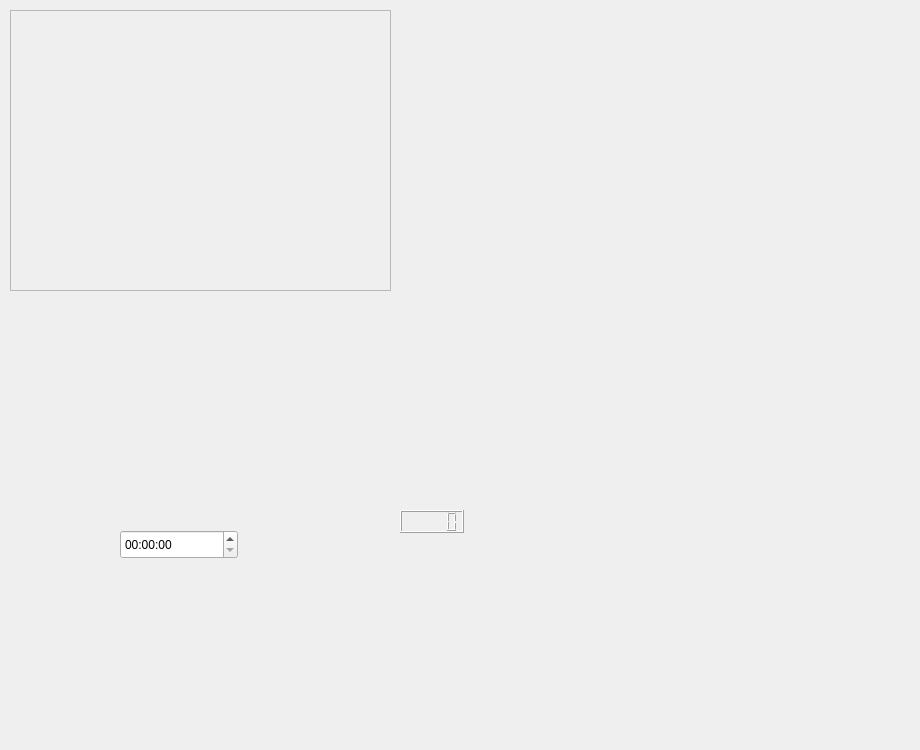
First picture: the form in sporttimer.ui, repository Racalniog/QTAppAlfaExercises, before the edit.
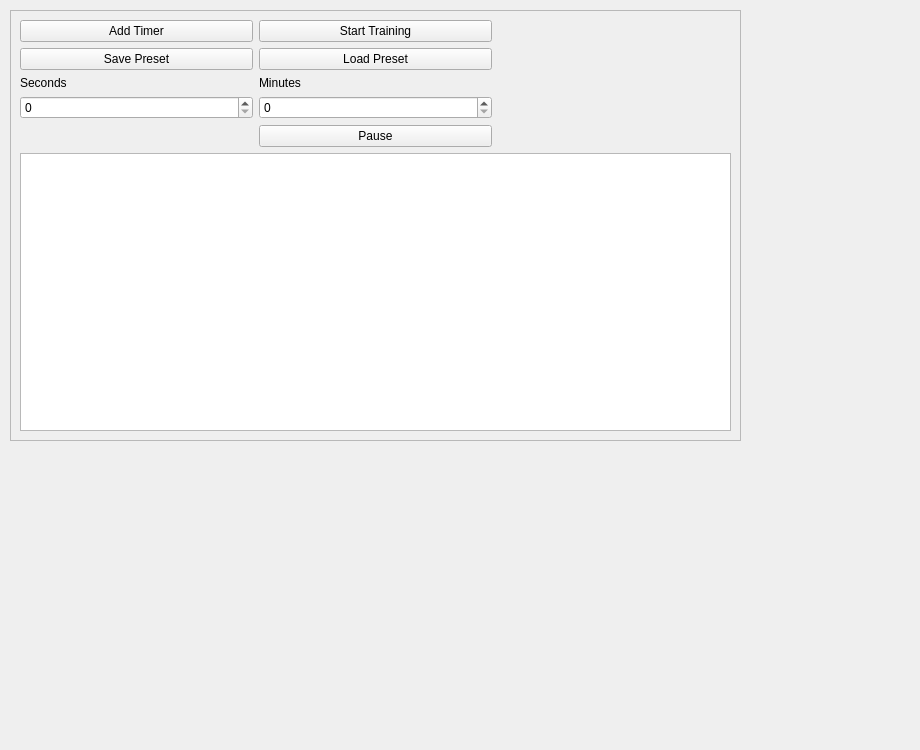
Second picture: the form after the edit.

Commit message: added sporttimer prototype load and save preset WIP

Patch:
```diff
--- a/sporttimer.ui
+++ b/sporttimer.ui
@@ -18,8 +18,8 @@
     <rect>
      <x>10</x>
      <y>10</y>
-     <width>381</width>
-     <height>281</height>
+     <width>731</width>
+     <height>431</height>
     </rect>
    </property>
    <property name="frameShape">
@@ -28,26 +28,66 @@
    <property name="frameShadow">
     <enum>QFrame::Raised</enum>
    </property>
-  </widget>
-  <widget class="QTimeEdit" name="timeEdit">
-   <property name="geometry">
-    <rect>
-     <x>120</x>
-     <y>530</y>
-     <width>118</width>
-     <height>29</height>
-    </rect>
-   </property>
-  </widget>
-  <widget class="QLCDNumber" name="lcdNumber">
-   <property name="geometry">
-    <rect>
-     <x>400</x>
-     <y>510</y>
-     <width>64</width>
-     <height>23</height>
-    </rect>
-   </property>
+   <layout class="QGridLayout" name="gridLayout">
+    <item row="2" column="0">
+     <widget class="QLabel" name="label">
+      <property name="text">
+       <string>Seconds</string>
+      </property>
+     </widget>
+    </item>
+    <item row="4" column="1">
+     <widget class="QSpinBox" name="minutesSpinBox"/>
+    </item>
+    <item row="0" column="0">
+     <widget class="QPushButton" name="addTimerButton">
+      <property name="text">
+       <string>Add Timer</string>
+      </property>
+     </widget>
+    </item>
+    <item row="4" column="0">
+     <widget class="QSpinBox" name="secondsSpinBox"/>
+    </item>
+    <item row="6" column="0" colspan="3">
+     <widget class="QListWidget" name="timerListWidget"/>
+    </item>
+    <item row="1" column="0">
+     <widget class="QPushButton" name="savePresetButton">
+      <property name="text">
+       <string>Save Preset</string>
+      </property>
+     </widget>
+    </item>
+    <item row="0" column="1">
+     <widget class="QPushButton" name="startButton">
+      <property name="text">
+       <string>Start Training</string>
+      </property>
+     </widget>
+    </item>
+    <item row="1" column="1">
+     <widget class="QPushButton" name="loadPresetButton">
+      <property name="text">
+       <string>Load Preset</string>
+      </property>
+     </widget>
+    </item>
+    <item row="5" column="1">
+     <widget class="QPushButton" name="pauseButton">
+      <property name="text">
+       <string>Pause</string>
+      </property>
+     </widget>
+    </item>
+    <item row="2" column="1">
+     <widget class="QLabel" name="label_2">
+      <property name="text">
+       <string>Minutes</string>
+      </property>
+     </widget>
+    </item>
+   </layout>
   </widget>
  </widget>
  <resources/>
```
The commit also changes 5 other files.
